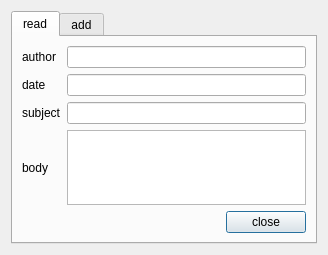
canercandan/qlik, file client/ui/News.ui: the form before one commit.
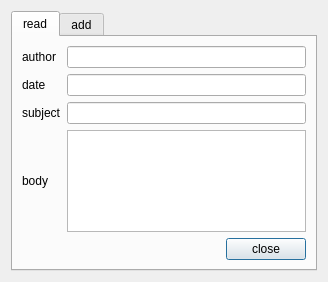
The form after the commit. Icons and pictures are not drawn.

What changed in the file:
```diff
--- a/client/ui/News.ui
+++ b/client/ui/News.ui
@@ -6,7 +6,7 @@
     <x>0</x>
     <y>0</y>
     <width>328</width>
-    <height>255</height>
+    <height>282</height>
    </rect>
   </property>
   <property name="windowTitle" >
```
Left out of the diff: 8 changed lines with no effect on the pictures.
